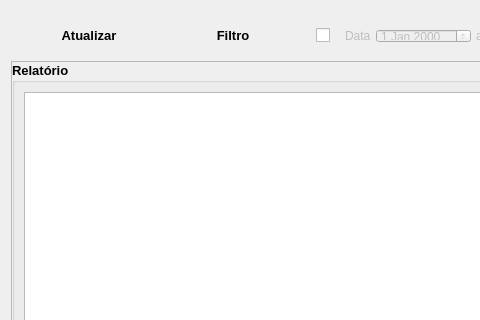
Old version of the form Resources/UI/Componentes/RelatorioPadrao.ui in the repository Klubas/Projeto-SOAD; both pictures show x 0 to 480 and y 0 to 320 of the 1064 by 659 pixel window.
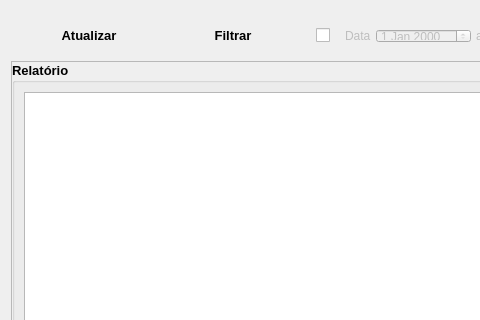
New version of the form.

Diff of the .ui file:
```diff
--- a/Resources/UI/Componentes/RelatorioPadrao.ui
+++ b/Resources/UI/Componentes/RelatorioPadrao.ui
@@ -125,7 +125,7 @@
               <enum>Qt::LeftToRight</enum>
              </property>
              <property name="text">
-              <string>Filtro</string>
+              <string>Filtrar</string>
              </property>
              <property name="checkable">
               <bool>false</bool>
```
Left out of the diff: 10 changed lines with no effect on the pictures.
